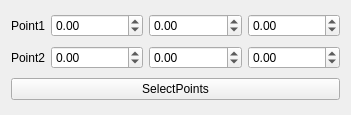
Qt form src/Mod/Fem/Gui/TaskPostDataAlongLine.ui (makkemal/FreeCAD) before a commit.
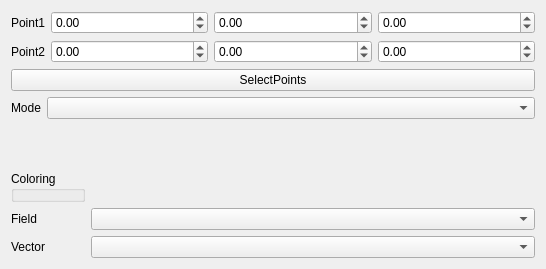
The same form after that commit.

Commit message: FEM: Data Along line: mode, field and vector Mode Added

Patch:
```diff
--- a/src/Mod/Fem/Gui/TaskPostDataAlongLine.ui
+++ b/src/Mod/Fem/Gui/TaskPostDataAlongLine.ui
@@ -6,8 +6,8 @@
    <rect>
     <x>0</x>
     <y>0</y>
-    <width>351</width>
-    <height>115</height>
+    <width>546</width>
+    <height>269</height>
    </rect>
   </property>
   <property name="windowTitle">
@@ -181,6 +181,51 @@
      </property>
     </widget>
    </item>
+   <item>
+    <layout class="QFormLayout" name="formLayout_3">
+     <item row="0" column="1">
+      <widget class="QComboBox" name="Representation"/>
+     </item>
+     <item row="0" column="0">
+      <widget class="QLabel" name="label_3">
+       <property name="text">
+        <string>Mode</string>
+       </property>
+      </widget>
+     </item>
+    </layout>
+   </item>
+   <item>
+    <layout class="QFormLayout" name="formLayout_4">
+     <item row="0" column="0">
+      <widget class="QGroupBox" name="groupBox">
+       <property name="title">
+        <string>Coloring</string>
+       </property>
+      </widget>
+     </item>
+     <item row="1" column="1">
+      <widget class="QComboBox" name="Field"/>
+     </item>
+     <item row="2" column="1">
+      <widget class="QComboBox" name="VectorMode"/>
+     </item>
+     <item row="1" column="0">
+      <widget class="QLabel" name="label_4">
+       <property name="text">
+        <string>Field</string>
+       </property>
+      </widget>
+     </item>
+     <item row="2" column="0">
+      <widget class="QLabel" name="label_5">
+       <property name="text">
+        <string>Vector</string>
+       </property>
+      </widget>
+     </item>
+    </layout>
+   </item>
   </layout>
  </widget>
  <resources/>
```
The commit also changes 3 other files.
